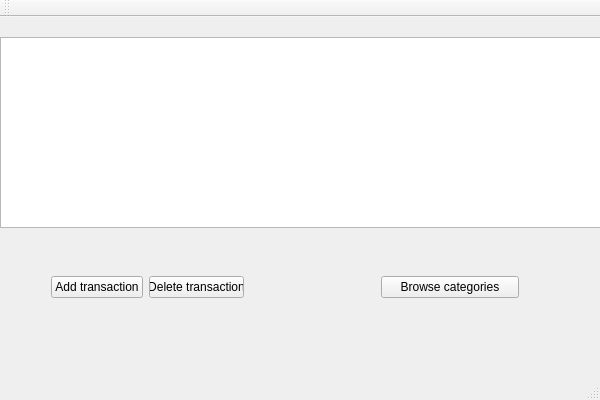
Greexoff/Budget-Management-App, file BudgetManagementQtVS/BudgetManagementQtVS/TransactionWindowView.ui: the form before one commit.
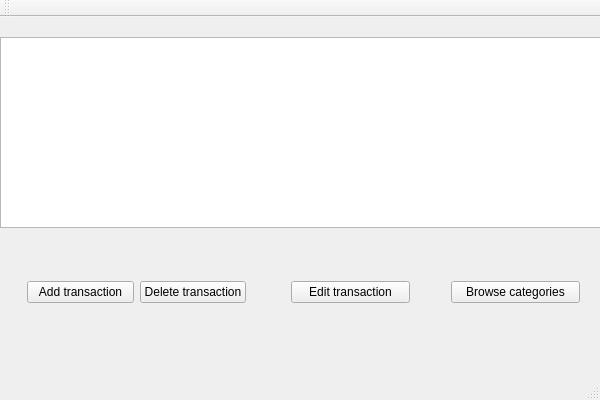
The form after the commit.

What changed in the file:
```diff
--- a/BudgetManagementQtVS/BudgetManagementQtVS/TransactionWindowView.ui
+++ b/BudgetManagementQtVS/BudgetManagementQtVS/TransactionWindowView.ui
@@ -27,10 +27,10 @@
    <widget class="QWidget" name="horizontalLayoutWidget">
     <property name="geometry">
      <rect>
-      <x>40</x>
+      <x>16</x>
       <y>230</y>
-      <width>215</width>
-      <height>80</height>
+      <width>241</width>
+      <height>91</height>
      </rect>
     </property>
     <layout class="QHBoxLayout" name="horizontalLayout">
@@ -53,10 +53,10 @@
    <widget class="QWidget" name="horizontalLayoutWidget_2">
     <property name="geometry">
      <rect>
-      <x>370</x>
-      <y>230</y>
-      <width>160</width>
-      <height>80</height>
+      <x>440</x>
+      <y>240</y>
+      <width>151</width>
+      <height>71</height>
      </rect>
     </property>
     <layout class="QHBoxLayout" name="horizontalLayout_2">
@@ -69,6 +69,25 @@
      </item>
     </layout>
    </widget>
+   <widget class="QWidget" name="horizontalLayoutWidget_3">
+    <property name="geometry">
+     <rect>
+      <x>280</x>
+      <y>240</y>
+      <width>141</width>
+      <height>71</height>
+     </rect>
+    </property>
+    <layout class="QHBoxLayout" name="horizontalLayout_3">
+     <item>
+      <widget class="QPushButton" name="buttonEdit">
+       <property name="text">
+        <string>Edit transaction</string>
+       </property>
+      </widget>
+     </item>
+    </layout>
+   </widget>
   </widget>
   <widget class="QMenuBar" name="menuBar">
    <property name="geometry">
```
